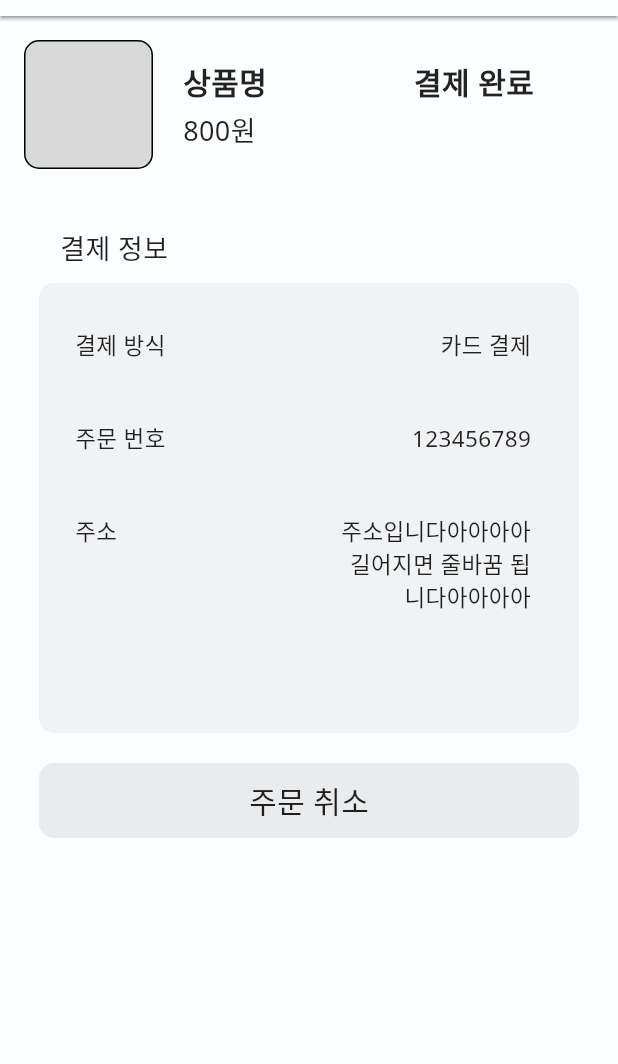
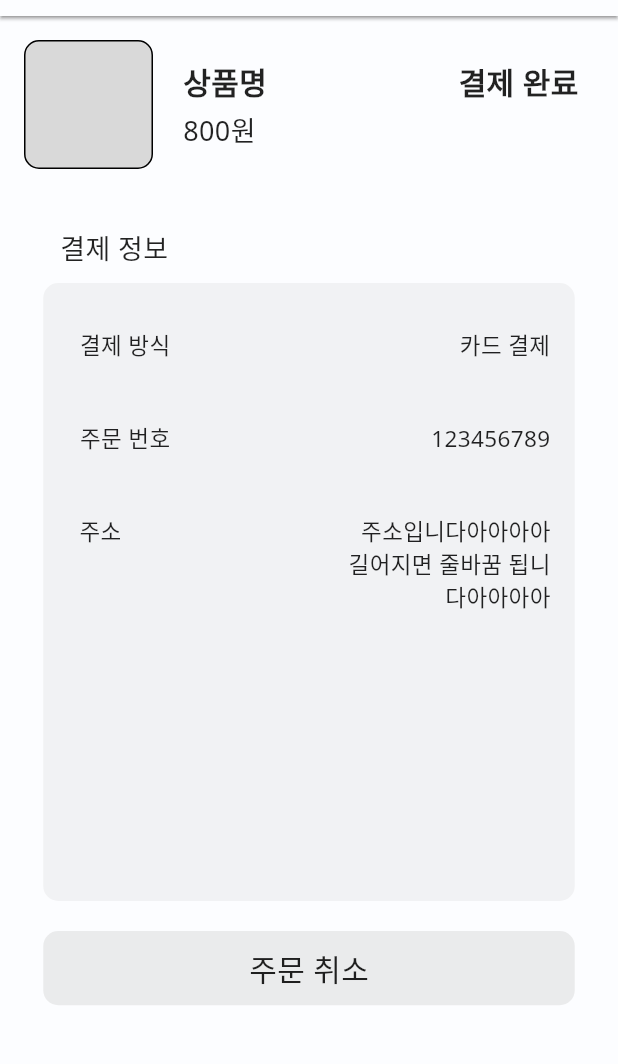
Before and after one commit to LIKELION-Android-Bootcamp-4th/AOS-04-officeShoppingMall, a Flutter app: the CartScreen screen opened by its route, after a tap on "장바구니 상품1", on a phone screen of 412 x 824 dp, the part 68-1132 px from its top. Run offline on Flutter 3.47's test engine with Material 3 defaults, Android fonts, the phone set to English and light mode, and no system bars; our stand-ins replace dio, flutter_bloc, flutter_svg, fluttertoast, google_fonts, image_picker and 3 more; accounts and stored records are empty.

Commit message:
refactor: 글자 사이 사이즈박스 크기 조정

```diff
--- a/lib/feature/cart/data/product_list_item.dart
+++ b/lib/feature/cart/data/product_list_item.dart
@@ -27,12 +27,12 @@ class ProductListItem extends StatelessWidget {
                     print("체크박스 클릭");
                   },
                 )
-              : SizedBox(width: MediaQuery.of(context).size.height * 0.02),
+              : SizedBox(width: MediaQuery.of(context).size.width * 0.04),
           Container(
             margin: EdgeInsets.only(bottom: 16),
             width: product.productDeliveryIndex == 0
-                ? MediaQuery.of(context).size.height * 0.4
-                : MediaQuery.of(context).size.height * 0.45,
+                ? MediaQuery.of(context).size.width * 0.84
+                : MediaQuery.of(context).size.width * 0.92,
             height: 190,
             decoration: BoxDecoration(
               color: appColorScheme().surfaceContainerLow,
@@ -60,7 +60,7 @@ class ProductListItem extends StatelessWidget {
                         ? //지우기 버튼. 장바구니 탭에서만 활성화
                           Row(
                             children: [
-                              SizedBox(width: MediaQuery.of(context).size.height * 0.34,),
+                              SizedBox(width: MediaQuery.of(context).size.width * 0.7,),
                               Align(
                                 alignment: Alignment.topRight,
                                 child: IconButton(
@@ -109,8 +109,8 @@ class ProductListItem extends StatelessWidget {
                             Text("2개", style: TextStyle(fontSize: 15)),
                             Container(
                               width: product.productDeliveryIndex == 0
-                                  ? 190
-                                  : 220,
+                                  ? MediaQuery.of(context).size.width * 0.48
+                                  : MediaQuery.of(context).size.width * 0.56,
                               child: Row(
                                 mainAxisAlignment: MainAxisAlignment.end,
                                 children: [
--- a/lib/feature/cart/ui/order_detail_screen.dart
+++ b/lib/feature/cart/ui/order_detail_screen.dart
@@ -9,7 +9,8 @@ class OrderDetailScreen extends StatefulWidget {
   }
 }
 
-class OrderDetailScreenState extends State<OrderDetailScreen> with SingleTickerProviderStateMixin {
+class OrderDetailScreenState extends State<OrderDetailScreen>
+    with SingleTickerProviderStateMixin {
   @override
   Widget build(BuildContext context) {
     return Scaffold(
@@ -20,7 +21,10 @@ class OrderDetailScreenState extends State<OrderDetailScreen> with SingleTickerP
           },
           icon: SvgPicture.asset('images/icon/ic_back.svg'),
         ),
-        title: Text("주문 정보", style: TextStyle(fontSize: 25, fontWeight: FontWeight.bold)),
+        title: Text(
+          "주문 정보",
+          style: TextStyle(fontSize: 25, fontWeight: FontWeight.bold),
+        ),
       ),
       body: Container(
         padding: EdgeInsets.all(16),
@@ -44,16 +48,22 @@ class OrderDetailScreenState extends State<OrderDetailScreen> with SingleTickerP
                   crossAxisAlignment: CrossAxisAlignment.start,
                   children: [
                     Container(
-                      width: 250,
+                      width: MediaQuery.of(context).size.width * 0.64,
                       child: Row(
                         children: [
-                          Text("상품명", style: TextStyle(fontSize: 20, fontWeight: FontWeight.bold)),
+                          Text(
+                            "상품명",
+                            style: TextStyle(
+                              fontSize: 20,
+                              fontWeight: FontWeight.bold,
+                            ),
+                          ),
                           Spacer(),
-                          Padding(
-                            padding: EdgeInsets.only(right: 16),
-                            child: Text(
-                              "결제 완료",
-                              style: TextStyle(fontSize: 20, fontWeight: FontWeight.bold),
+                          Text(
+                            "결제 완료",
+                            style: TextStyle(
+                              fontSize: 20,
+                              fontWeight: FontWeight.bold,
                             ),
                           ),
                         ],
@@ -76,8 +86,8 @@ class OrderDetailScreenState extends State<OrderDetailScreen> with SingleTickerP
             ),
 
             Container(
-              width: 360,
-              height: 300,
+              width: MediaQuery.of(context).size.width * 0.86,
+              height: MediaQuery.of(context).size.height * 0.5,
               decoration: BoxDecoration(
                 color: Color(0x4DD9D9D9),
                 borderRadius: BorderRadiusGeometry.circular(10),
@@ -91,35 +101,41 @@ class OrderDetailScreenState extends State<OrderDetailScreen> with SingleTickerP
                       child: Column(
                         children: [
                           Container(
-                            width: 320,
+                            width: MediaQuery.of(context).size.height * 0.4,
                             child: Row(
                               children: [
                                 Text("결제 방식", style: TextStyle(fontSize: 15)),
                                 Spacer(),
                                 Padding(
                                   padding: EdgeInsets.only(right: 16),
-                                  child: Text("카드 결제", style: TextStyle(fontSize: 15)),
+                                  child: Text(
+                                    "카드 결제",
+                                    style: TextStyle(fontSize: 15),
+                                  ),
                                 ),
                               ],
                             ),
                           ),
                           SizedBox(height: 40),
                           Container(
-                            width: 320,
+                            width: MediaQuery.of(context).size.height * 0.4,
                             child: Row(
                               children: [
                                 Text("주문 번호", style: TextStyle(fontSize: 15)),
                                 Spacer(),
                                 Padding(
                                   padding: EdgeInsets.only(right: 16),
-                                  child: Text("123456789", style: TextStyle(fontSize: 15)),
+                                  child: Text(
+                                    "123456789",
+                                    style: TextStyle(fontSize: 15),
+                                  ),
                                 ),
                               ],
                             ),
                           ),
                           SizedBox(height: 40),
                           Container(
-                            width: 320,
+                            width: MediaQuery.of(context).size.width * 1,
                             child: Row(
                               crossAxisAlignment: CrossAxisAlignment.start,
                               children: [
@@ -152,8 +168,8 @@ class OrderDetailScreenState extends State<OrderDetailScreen> with SingleTickerP
 
             //주문 취소버튼. 결제 완료 상태에서만 보여야 됨(예정)
             Container(
-              width: 360,
-              height: 50,
+              width: MediaQuery.of(context).size.width * 0.86,
+              height: MediaQuery.of(context).size.height * 0.06,
               decoration: BoxDecoration(
                 color: Color(0x80D9D9D9),
                 borderRadius: BorderRadiusGeometry.circular(10),
@@ -170,7 +186,10 @@ class OrderDetailScreenState extends State<OrderDetailScreen> with SingleTickerP
                             children: [
                               Padding(
                                 padding: EdgeInsets.all(16),
-                                child: Text("주문을 취소 하시겠습니까?", style: TextStyle(fontSize: 20)),
+                                child: Text(
+                                  "주문을 취소 하시겠습니까?",
+                                  style: TextStyle(fontSize: 20),
+                                ),
                               ),
                             ],
                           ),
--- a/lib/feature/review/data/review_list.dart
+++ b/lib/feature/review/data/review_list.dart
@@ -3,6 +3,7 @@ import 'package:flutter_bloc/flutter_bloc.dart';
 import 'package:office_shopping_mall/feature/cart/data/product_list.dart';
 import 'package:office_shopping_mall/feature/cart/data/product_provider.dart';
 import 'package:office_shopping_mall/feature/home/ui/home_screen.dart';
+import 'package:office_shopping_mall/feature/review/ui/add_review_screen.dart';
 
 class ReviewList extends StatelessWidget {
   @override
@@ -19,18 +20,18 @@ class ReviewList extends StatelessWidget {
                 .toList(),
           ),
           Container(
-            width: 360,
-            height: 50,
+            width: MediaQuery.of(context).size.width * 0.92,
+            height: MediaQuery.of(context).size.height * 0.06,
             decoration: BoxDecoration(
               color: Color(0x4DD9D9D9),
               borderRadius: BorderRadiusGeometry.circular(10),
             ),
             child: InkWell(
               onTap: () {
-                // Navigator.push(
-                //   context,
-                //   MaterialPageRoute(builder: (_) => ), //리뷰 작성 페이지로 이동
-                // );
+                Navigator.push(
+                  context,
+                  MaterialPageRoute(builder: (_) => AddReviewScreen()), //리뷰 작성 페이지로 이동
+                );
               },
               child: Align(
                 alignment: Alignment.center,
```
